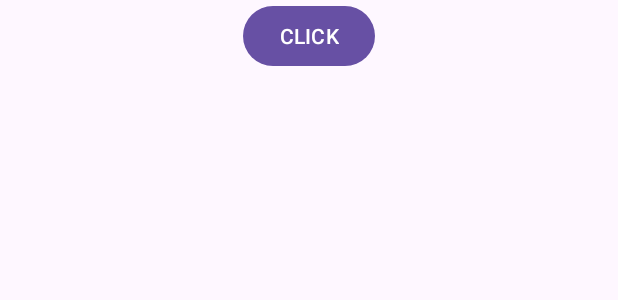
After one commit to Mahmoudadel17/Android_RecycleView, an Android app: the layout fragment_test_message.xml on its own in the app's theme, with its tools: preview values and no code run, on a phone screen of 412 x 824 dp. The commit adds this screen. Shown: the top 300 px of the screen. Run offline under Robolectric (Android 15) with nearby library versions, the phone set to English and light mode, and no system bars.

Commit message:
make fragment over activity
- handel action from fragment on activity

```diff
--- a/app/src/main/java/com/example/recycleview/ContactListAdapter.kt
+++ b/app/src/main/java/com/example/recycleview/ContactListAdapter.kt
@@ -26,6 +26,7 @@ class ContactListAdapter (val contactList: List<Contact>,private val onNavigate:
         holder.myTextView.text = contactList.get(position).name
         holder.myButtom.text = "Click"
 
+
         holder.myButtom.setOnClickListener {
            // Toast.makeText(context, "you pressed item number ${position+1}", Toast.LENGTH_SHORT).show()
             onNavigate(position+1)
--- a/app/src/main/java/com/example/recycleview/ContactListFragment.kt
+++ b/app/src/main/java/com/example/recycleview/ContactListFragment.kt
@@ -28,14 +28,15 @@ class ContactListFragment(private val start:Int, private val contactNumbers:Int)
     }
 
     private val navigateToFragment = fun(position:Int) {
+
         val bundle = Bundle()
-        bundle.putString("dataKey", "you pressed item number $position")
+        bundle.putString("dataKey", "you pressed item number ${(start-1) + position}")
 
         val viewPersonFragment = ViewPersonFragment()
         viewPersonFragment.arguments = bundle
 
         parentFragmentManager.beginTransaction()
-            .replace(R.id.fragmentHome,viewPersonFragment)
+            .add(R.id.fragmentHome,viewPersonFragment)
             .addToBackStack(null)
             .commit()
     }
--- a/app/src/main/java/com/example/recycleview/MainActivity.kt
+++ b/app/src/main/java/com/example/recycleview/MainActivity.kt
@@ -2,7 +2,9 @@ package com.example.recycleview
 
 import androidx.appcompat.app.AppCompatActivity
 import android.os.Bundle
+import android.os.Handler
 import android.widget.Button
+import android.widget.Toast
 import androidx.fragment.app.Fragment
 import androidx.fragment.app.FragmentContainerView
 import androidx.navigation.fragment.NavHostFragment
@@ -20,6 +22,8 @@ import androidx.navigation.ui.setupWithNavController
 
 
 class MainActivity : AppCompatActivity() {
+
+
     private lateinit var bottomNav: BottomNavigationView
     private lateinit var fragment: FragmentContainerView
 
@@ -78,4 +82,6 @@ class MainActivity : AppCompatActivity() {
             }
         }
     }
+
+
 }
--- /dev/null
+++ b/app/src/main/res/layout/fragment_test_message.xml
@@ -0,0 +1,17 @@
+<?xml version="1.0" encoding="utf-8"?>
+<androidx.constraintlayout.widget.ConstraintLayout xmlns:android="http://schemas.android.com/apk/res/android"
+    android:layout_width="match_parent"
+    android:layout_height="match_parent"
+    xmlns:app="http://schemas.android.com/apk/res-auto">
+
+    <Button
+        android:id="@+id/buttonToast"
+        android:layout_width="wrap_content"
+        android:layout_height="wrap_content"
+        app:layout_constraintTop_toTopOf="parent"
+        app:layout_constraintStart_toStartOf="parent"
+        app:layout_constraintEnd_toEndOf="parent"
+        android:text="CLICK"
+        />
+
+</androidx.constraintlayout.widget.ConstraintLayout>
```
Also changed, not shown: app/src/main/AndroidManifest.xml (+6 -2 lines), app/src/main/java/monitorTask/TestActivity.kt (added, +36 -0 lines), app/src/main/java/monitorTask/TestMessageFragment.kt (added, +36 -0 lines), app/src/main/res/layout/activity_test.xml (added, +18 -0 lines).
